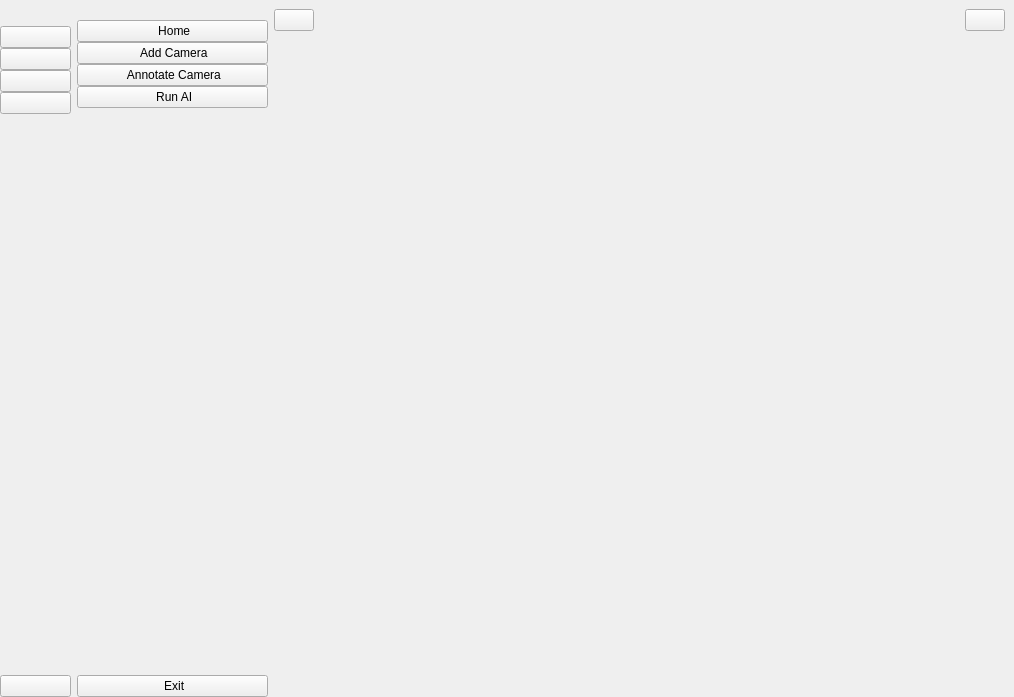
Old version of the form app.ui in the repository shaxeb/park-detect.
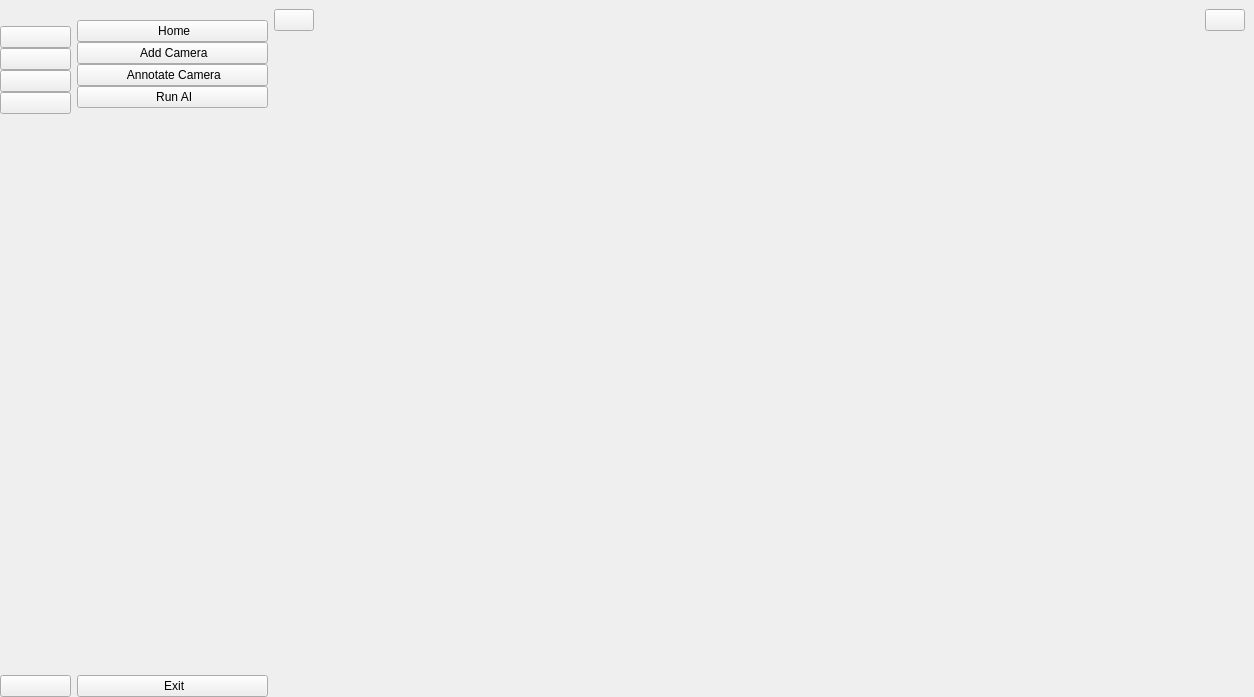
New version of the form. The open tabs and pages were chosen to show the change. Icons and pictures are not drawn.

Commit message: occupancy rate added

```diff
--- a/app.ui
+++ b/app.ui
@@ -6,7 +6,7 @@
    <rect>
     <x>0</x>
     <y>0</y>
-    <width>1014</width>
+    <width>1254</width>
     <height>697</height>
    </rect>
   </property>
@@ -825,12 +825,12 @@
              </property>
             </widget>
            </item>
-           <item row="0" column="0" rowspan="11" colspan="2">
-            <widget class="QLabel" name="aiViewLabel">
+           <item row="0" column="2">
+            <widget class="QLabel" name="parkingStatusLabel0">
              <property name="maximumSize">
               <size>
-               <width>1280</width>
-               <height>720</height>
+               <width>200</width>
+               <height>30</height>
               </size>
              </property>
              <property name="text">
@@ -867,21 +867,8 @@
              </property>
             </widget>
            </item>
-           <item row="8" column="2">
-            <widget class="QLabel" name="parkingStatusLabel8">
-             <property name="maximumSize">
-              <size>
-               <width>200</width>
-               <height>30</height>
-              </size>
-             </property>
-             <property name="text">
-              <string/>
-             </property>
-            </widget>
-           </item>
-           <item row="7" column="2">
-            <widget class="QLabel" name="parkingStatusLabel7">
+           <item row="1" column="3">
+            <widget class="QLabel" name="parkingDurationLabel1">
              <property name="maximumSize">
               <size>
                <width>200</width>
@@ -906,6 +893,32 @@
              </property>
             </widget>
            </item>
+           <item row="10" column="2">
+            <widget class="QLabel" name="parkingOccupancyLabel">
+             <property name="maximumSize">
+              <size>
+               <width>200</width>
+               <height>30</height>
+              </size>
+             </property>
+             <property name="text">
+              <string/>
+             </property>
+            </widget>
+           </item>
+           <item row="1" column="2">
+            <widget class="QLabel" name="parkingStatusLabel1">
+             <property name="maximumSize">
+              <size>
+               <width>200</width>
+               <height>30</height>
+              </size>
+             </property>
+             <property name="text">
+              <string/>
+             </property>
+            </widget>
+           </item>
            <item row="9" column="2">
             <widget class="QLabel" name="parkingStatusLabel9">
              <property name="maximumSize">
@@ -919,6 +932,61 @@
              </property>
             </widget>
            </item>
+           <item row="0" column="3">
+            <widget class="QLabel" name="parkingDurationLabel0">
+             <property name="maximumSize">
+              <size>
+               <width>200</width>
+               <height>30</height>
+              </size>
+             </property>
+             <property name="text">
+              <string/>
+             </property>
+            </widget>
+           </item>
+           <item row="7" column="2">
+            <widget class="QLabel" name="parkingStatusLabel7">
+             <property name="maximumSize">
+              <size>
+               <width>200</width>
+               <height>30</height>
+              </size>
+             </property>
+             <property name="text">
+              <string/>
+             </property>
+            </widget>
+           </item>
+           <item row="0" column="0" rowspan="12" colspan="2">
+            <widget class="QLabel" name="aiViewLabel">
+             <property name="maximumSize">
+              <size>
+               <width>1280</width>
+               <height>720</height>
+              </size>
+             </property>
+             <property name="text">
+              <string/>
+             </property>
+             <property name="scaledContents">
+              <bool>true</bool>
+             </property>
+            </widget>
+           </item>
+           <item row="8" column="2">
+            <widget class="QLabel" name="parkingStatusLabel8">
+             <property name="maximumSize">
+              <size>
+               <width>200</width>
+               <height>30</height>
+              </size>
+             </property>
+             <property name="text">
+              <string/>
+             </property>
+            </widget>
+           </item>
            <item row="5" column="2">
             <widget class="QLabel" name="parkingStatusLabel5">
              <property name="maximumSize">
@@ -932,8 +1000,8 @@
              </property>
             </widget>
            </item>
-           <item row="1" column="2">
-            <widget class="QLabel" name="parkingStatusLabel1">
+           <item row="2" column="3">
+            <widget class="QLabel" name="parkingDurationLabel2">
              <property name="maximumSize">
               <size>
                <width>200</width>
@@ -945,8 +1013,86 @@
              </property>
             </widget>
            </item>
-           <item row="0" column="2">
-            <widget class="QLabel" name="parkingStatusLabel0">
+           <item row="3" column="3">
+            <widget class="QLabel" name="parkingDurationLabel3">
+             <property name="maximumSize">
+              <size>
+               <width>200</width>
+               <height>30</height>
+              </size>
+             </property>
+             <property name="text">
+              <string/>
+             </property>
+            </widget>
+           </item>
+           <item row="4" column="3">
+            <widget class="QLabel" name="parkingDurationLabel4">
+             <property name="maximumSize">
+              <size>
+               <width>200</width>
+               <height>30</height>
+              </size>
+             </property>
+             <property name="text">
+              <string/>
+             </property>
+            </widget>
+           </item>
+           <item row="5" column="3">
+            <widget class="QLabel" name="parkingDurationLabel5">
+             <property name="maximumSize">
+              <size>
+               <width>200</width>
+               <height>30</height>
+              </size>
+             </property>
+             <property name="text">
+              <string/>
+             </property>
+            </widget>
+           </item>
+           <item row="6" column="3">
+            <widget class="QLabel" name="parkingDurationLabel6">
+             <property name="maximumSize">
+              <size>
+               <width>200</width>
+               <height>30</height>
+              </size>
+             </property>
+             <property name="text">
+              <string/>
+             </property>
+            </widget>
+           </item>
+           <item row="7" column="3">
+            <widget class="QLabel" name="parkingDurationLabel7">
+             <property name="maximumSize">
+              <size>
+               <width>200</width>
+               <height>30</height>
+              </size>
+             </property>
+             <property name="text">
+              <string/>
+             </property>
+            </widget>
+           </item>
+           <item row="8" column="3">
+            <widget class="QLabel" name="parkingDurationLabel8">
+             <property name="maximumSize">
+              <size>
+               <width>200</width>
+               <height>30</height>
+              </size>
+             </property>
+             <property name="text">
+              <string/>
+             </property>
+            </widget>
+           </item>
+           <item row="9" column="3">
+            <widget class="QLabel" name="parkingDurationLabel9">
              <property name="maximumSize">
               <size>
                <width>200</width>
```
Left out of the diff: 5 changed lines with no effect on the pictures. The commit also changes 7 other files.
